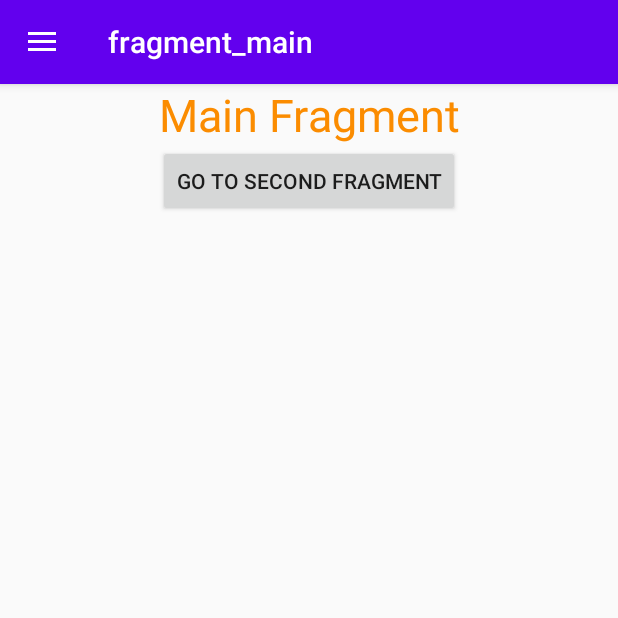
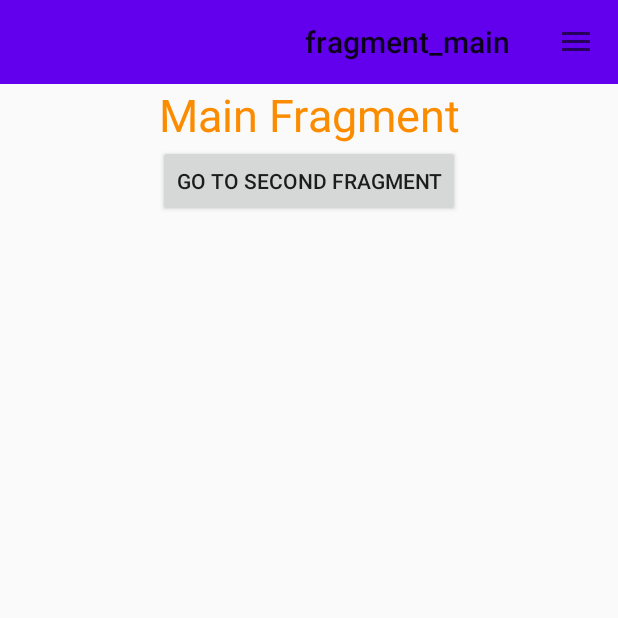
Before and after one commit to SinaSys/NavigationDrawerWIthNavigationComponent, an Android app: the screen it shows after launch (MainActivity), on a phone screen of 412 x 824 dp, the top half of it. Run offline under Robolectric (Android 15) with nearby library versions, the phone set to English and light mode, and no system bars; our stand-ins replace navigation-ui.

```diff
--- a/app/src/main/java/com/example/navigationdrawerwithnavigationcomponent/MainActivity.kt
+++ b/app/src/main/java/com/example/navigationdrawerwithnavigationcomponent/MainActivity.kt
@@ -1,13 +1,17 @@
 package com.example.navigationdrawerwithnavigationcomponent
 
+import android.os.Bundle
+import android.view.Gravity
+import android.view.View
+import androidx.appcompat.app.ActionBarDrawerToggle
 import androidx.appcompat.app.AppCompatActivity
-import android.os.Bundle
+import androidx.core.view.GravityCompat
 import androidx.navigation.NavController
 import androidx.navigation.findNavController
 import androidx.navigation.ui.NavigationUI
 import kotlinx.android.synthetic.main.activity_main.*
 
-class MainActivity : AppCompatActivity() {
+class MainActivity : AppCompatActivity(), View.OnClickListener {
 
     private lateinit var navController: NavController
 
@@ -20,6 +24,23 @@ class MainActivity : AppCompatActivity() {
     }
 
     private fun setupNavigationController() {
+
+        setSupportActionBar(toolbar)
+
+        val drawerToggle =
+            ActionBarDrawerToggle(
+                this@MainActivity,
+                drawerLayout,
+                toolbar,
+                R.string.drawer_open,
+                R.string.drawer_close
+            )
+
+        drawerLayout.addDrawerListener(drawerToggle)
+        drawerToggle.syncState()
+
+        toolbar.setNavigationOnClickListener(this@MainActivity)
+
 
         /**
          * with these two lines below navigation drawer work with swipe
@@ -35,6 +56,7 @@ class MainActivity : AppCompatActivity() {
          */
         NavigationUI.setupActionBarWithNavController(this, navController, drawerLayout)
 
+
     }
 
     override fun onSupportNavigateUp(): Boolean {
@@ -44,4 +66,22 @@ class MainActivity : AppCompatActivity() {
         )
     }
 
+
+
+    override fun onClick(v: View?) {
+        if (drawerLayout.isDrawerOpen(Gravity.RIGHT))
+            drawerLayout.closeDrawer(Gravity.RIGHT)
+        else
+            drawerLayout.openDrawer(Gravity.RIGHT)
+    }
+
+    override fun onBackPressed() {
+
+        if (drawerLayout.isDrawerOpen(GravityCompat.END))
+            drawerLayout.closeDrawer(GravityCompat.END)
+        else
+            super.onBackPressed()
+    }
+
+
 }
--- a/app/src/main/res/layout/activity_main.xml
+++ b/app/src/main/res/layout/activity_main.xml
@@ -5,24 +5,44 @@
     android:id="@+id/drawerLayout"
     android:layout_width="match_parent"
     android:layout_height="match_parent"
-    tools:openDrawer="end"
     tools:context=".MainActivity">
 
 
-    <fragment
-        android:id="@+id/hostFragment"
-        android:name="androidx.navigation.fragment.NavHostFragment"
+    <LinearLayout
         android:layout_width="match_parent"
         android:layout_height="match_parent"
-        app:defaultNavHost="true"
-        app:navGraph="@navigation/nav_graph" />
+        android:orientation="vertical">
+
+        <androidx.appcompat.widget.Toolbar
+            android:id="@+id/toolbar"
+            android:background="@color/colorPrimary"
+            android:layout_width="match_parent"
+            android:layout_height="wrap_content"
+            android:minHeight="?attr/actionBarSize"
+            android:layoutDirection="rtl"
+              />
+
+
+        <fragment
+            android:id="@+id/hostFragment"
+            android:name="androidx.navigation.fragment.NavHostFragment"
+            android:layout_width="match_parent"
+            android:layout_height="match_parent"
+            app:defaultNavHost="true"
+            app:navGraph="@navigation/nav_graph" />
+
+
+    </LinearLayout>
+
+
+
 
     <com.google.android.material.navigation.NavigationView
 
         android:id="@+id/navigationView"
         android:layout_width="wrap_content"
         android:layout_height="match_parent"
-        android:layout_gravity="start"
+        android:layout_gravity="end"
         app:menu="@menu/navigation_drawer_menu" />
 
 
--- a/app/src/main/res/menu/navigation_drawer_menu.xml
+++ b/app/src/main/res/menu/navigation_drawer_menu.xml
@@ -17,7 +17,7 @@
         android:id="@+id/fragmentAbout"
         android:checkable="true"
         android:icon="@drawable/ic_security"
-        android:title="password" />
+        android:title="about" />
 
 
 </menu>
--- a/app/src/main/res/values/strings.xml
+++ b/app/src/main/res/values/strings.xml
@@ -3,4 +3,7 @@
 
     <!-- TODO: Remove or change this placeholder text -->
     <string name="hello_blank_fragment">Hello blank fragment</string>
+
+    <string name="drawer_open">Open</string>
+    <string name="drawer_close">Close</string>
 </resources>
--- a/app/src/main/res/values/styles.xml
+++ b/app/src/main/res/values/styles.xml
@@ -1,7 +1,7 @@
 <resources>
 
     <!-- Base application theme. -->
-    <style name="AppTheme" parent="Theme.AppCompat.Light.DarkActionBar">
+    <style name="AppTheme" parent="Theme.AppCompat.Light.NoActionBar">
         <!-- Customize your theme here. -->
         <item name="colorPrimary">@color/colorPrimary</item>
         <item name="colorPrimaryDark">@color/colorPrimaryDark</item>
```
